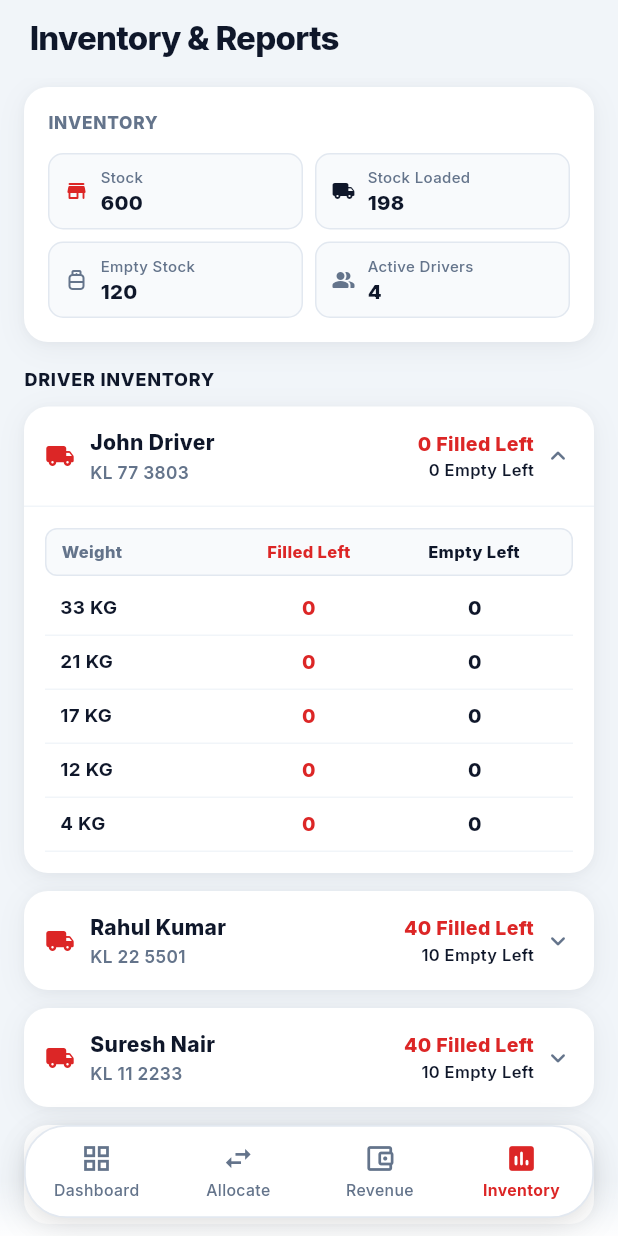
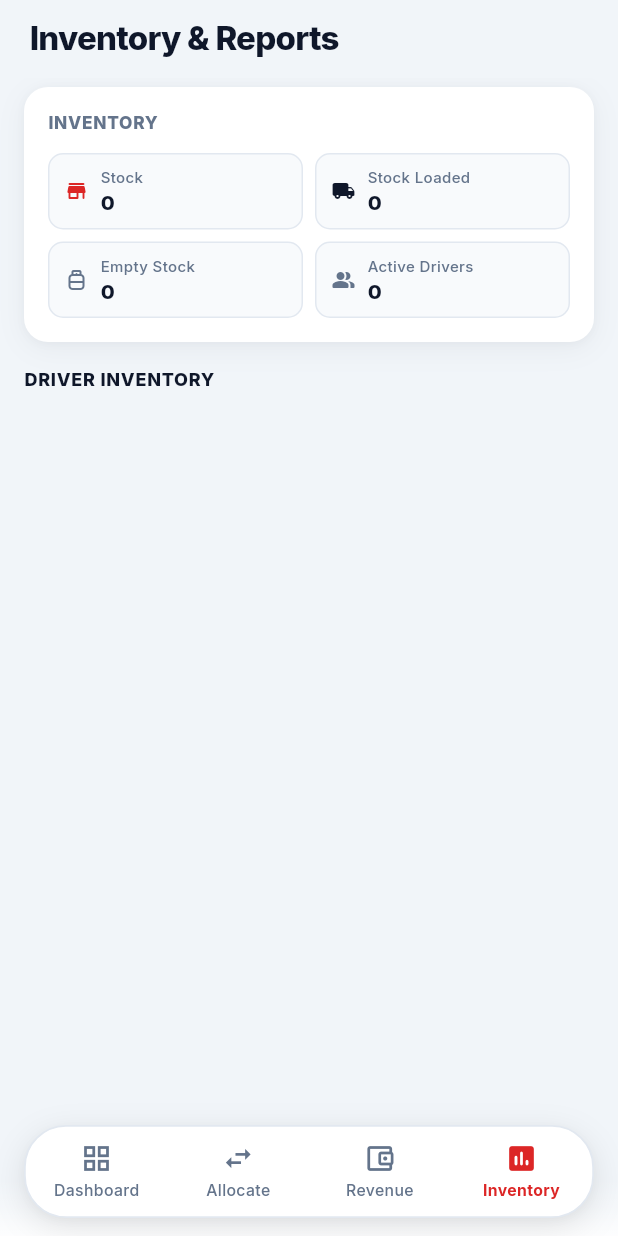
Before and after one commit to ajil212390/VanSalesSystemFull, a Flutter app: the AdminScreen screen opened directly, item 4 of the bottom bar chosen, on a phone screen of 412 x 824 dp. Run offline on Flutter 3.47's test engine with Material 3 defaults, Android fonts, the phone set to English and light mode, and no system bars; our stand-ins replace google_fonts, shared_preferences; accounts and stored records are empty.

Commit message:
feat: add app state provider and admin screen for driver and inventory management

```diff
--- a/driver_app/lib/providers/app_state.dart
+++ b/driver_app/lib/providers/app_state.dart
@@ -259,100 +259,21 @@ class AppState extends ChangeNotifier {
   }
 
   // Driver info
-  String driverName = 'Arjun';
-  String fullName = 'Arjun';
-  String driverId = 'DRV001';
+  String driverName = '';
+  String fullName = '';
+  String driverId = '';
   int? currentDriverDbId;
   int? currentAllocationId;
-  String vehicleNumber = 'KL 77 3803';
-  String routeInfo = 'Kecheri - Kunnamkulam';
+  String vehicleNumber = '';
+  String routeInfo = '';
   bool isLoadingFromBackend = false;
   DateTime? lastSyncTime;
 
-  // Depot Vehicle Fleet (Freshly initialized with 0 stock ready for allocation)
-  List<DepotVehicle> vehicles = [
-    DepotVehicle(
-      plateNumber: 'KL 77 3803',
-      model: 'Tata 407 Heavy Express',
-      assignedDriverName: 'John Driver',
-      assignedDriverId: 'DRV001',
-      route: 'Route #4B \u2022 Bay 3 Loading',
-      status: 'Ready in Depot',
-      stock: {
-        '33 KG': 0,
-        '21 KG': 0,
-        '17 KG': 40,
-        '12 KG': 8,
-        '4 KG': 0,
-      },
-      emptyStock: {
-        '33 KG': 0,
-        '21 KG': 0,
-        '17 KG': 0,
-        '12 KG': 0,
-        '4 KG': 0,
-      },
-    ),
-    DepotVehicle(
-      plateNumber: 'KL 11 BH 4021',
-      model: 'Ashok Leyland Dost',
-      assignedDriverName: 'Rahul Kumar',
-      assignedDriverId: 'DRV002',
-      route: 'Route #2A \u2022 Bay 1 West',
-      status: 'Ready in Depot',
-    ),
-    DepotVehicle(
-      plateNumber: 'KL 08 CZ 9912',
-      model: 'Mahindra Bolero Maxi Truck',
-      assignedDriverName: 'Suresh Nair',
-      assignedDriverId: 'DRV003',
-      route: 'Route #5C \u2022 Bay 4 North',
-      status: 'Ready in Depot',
-    ),
-    DepotVehicle(
-      plateNumber: 'KL 22 5501',
-      model: 'Eicher Pro 2049 Standard',
-      assignedDriverName: 'Anil Menon',
-      assignedDriverId: 'DRV004',
-      route: 'Depot Standby / Fleet Reserve',
-      status: 'In Depot',
-    ),
-    DepotVehicle(
-      plateNumber: 'KL 11 2233',
-      model: 'Tata Ace Gold Utility',
-      assignedDriverName: 'Pradeep Varma',
-      assignedDriverId: 'DRV005',
-      route: 'Route #1D \u2022 Bay 2 South',
-      status: 'Ready in Depot',
-    ),
-    DepotVehicle(
-      plateNumber: 'KL 33 4455',
-      model: 'Tata 407 Delivery Truck',
-      assignedDriverName: 'Unassigned',
-      assignedDriverId: '',
-      route: 'Standby Fleet',
-      status: 'In Depot',
-    ),
-    DepotVehicle(
-      plateNumber: 'KL 55 6677',
-      model: 'Mahindra Loadking Star',
-      assignedDriverName: 'Unassigned',
-      assignedDriverId: '',
-      route: 'Bay 5 Reserve',
-      status: 'In Depot',
-    ),
-  ];
+  // Depot Vehicle Fleet - Strictly dynamic from backend DB
+  List<DepotVehicle> vehicles = [];
 
   // Depot Vehicle Fleet available for allocation
-  final List<String> availableVehicles = [
-    'KL 77 3803',
-    'KL 11 BH 4021',
-    'KL 08 CZ 9912',
-    'KL 22 5501',
-    'KL 11 2233',
-    'KL 33 4455',
-    'KL 55 6677',
-  ];
+  final List<String> availableVehicles = [];
 
   // Stock for Allocated Vehicle - Populated from backend DB
   late List<CylinderType> cylinders = [];
@@ -406,26 +327,59 @@ class AppState extends ChangeNotifier {
       final cachedDriver = prefs.getString('cached_driver_name');
       final cachedAllocId = prefs.getInt('cached_allocation_id');
 
-      bool changed = false;
-      if (cachedVehicle != null && cachedVehicle.isNotEmpty) {
+      // Reject any stale mock vehicle
+      if (cachedVehicle == 'KL 77 3803') {
+        await prefs.remove('cached_vehicle_number');
+      } else if (cachedVehicle != null && cachedVehicle.isNotEmpty) {
         vehicleNumber = cachedVehicle;
-        changed = true;
       }
-      if (cachedRoute != null && cachedRoute.isNotEmpty) {
+
+      if (cachedRoute != null && cachedRoute.contains('Kecheri')) {
+        await prefs.remove('cached_route_info');
+      } else if (cachedRoute != null && cachedRoute.isNotEmpty) {
         routeInfo = cachedRoute;
-        changed = true;
       }
+
       if (cachedDriver != null && cachedDriver.isNotEmpty) {
         driverName = cachedDriver;
-        changed = true;
       }
       if (cachedAllocId != null) {
         currentAllocationId = cachedAllocId;
       }
-      if (changed) {
-        notifyListeners();
-      }
+      notifyListeners();
     } catch (_) {}
+  }
+
+  /// Wipe all local device cache and reset state completely to start 100% fresh
+  Future<void> clearLocalCache() async {
+    try {
+      final prefs = await SharedPreferences.getInstance();
+      await prefs.remove('cached_vehicle_number');
+      await prefs.remove('cached_route_info');
+      await prefs.remove('cached_driver_name');
+      await prefs.remove('cached_allocation_id');
+      await prefs.remove('auth_token');
+      await prefs.remove('auth_user');
+      await prefs.clear();
+    } catch (_) {}
+
+    vehicleNumber = '';
+    routeInfo = '';
+    driverName = '';
+    fullName = '';
+    driverId = '';
+    currentDriverDbId = null;
+    currentAllocationId = null;
+    cylinders = [];
+    otherProducts = [];
+    orders.clear();
+    expenses.clear();
+    customers.clear();
+    vehicles.clear();
+    fleetDrivers.clear();
+    warehouseItems.clear();
+    _initDeliveryItems();
+    notifyListeners();
   }
 
   Future<void> _persistAllocationCache() async {
@@ -594,11 +548,17 @@ class AppState extends ChangeNotifier {
         }
       }
 
-      // If cylinders empty, fetch products from catalog
+      // If cylinders empty, fetch products from catalog (strictly cylinders only)
       if (cylinders.isEmpty) {
         final products = await ApiService.getProducts();
-        if (products.isNotEmpty) {
-          cylinders = products.map((p) => CylinderType(
+        final cylCatalog = products.where((p) {
+          final isCyl = p['IsCylinder'] == true;
+          final name = (p['ProductName'] ?? '').toString().toLowerCase();
+          return isCyl || name.contains('cylinder') || name.contains('kg') || name.contains('lpg');
+        }).toList();
+
+        if (cylCatalog.isNotEmpty) {
+          cylinders = cylCatalog.map((p) => CylinderType(
             productId: p['ProductId'],
             weight: (p['AppProductName'] != null && p['AppProductName'].toString().trim().isNotEmpty)
                 ? p['AppProductName'].toString().trim()
@@ -973,98 +933,7 @@ class AppState extends ChangeNotifier {
   double get bankBalance => upiBalance;
 
   // ================= ADMIN DEPOT STATE & ACTIONS =================
-  List<AdminDriver> fleetDrivers = [
-    AdminDriver(
-      id: 'DRV001',
-      name: 'John Driver',
-      vehicle: 'KL 77 3803',
-      phone: '+91 98470 23119',
-      password: '1234',
-      active: true,
-      deliveries: 8,
-      route: 'Route #4B \u2022 Bay 3 Loading',
-      cylindersOnboard: 48,
-      stockAllocation: {
-        '33 KG': 0,
-        '21 KG': 0,
-        '17 KG': 40,
-        '12 KG': 8,
-        '4 KG': 0,
-      },
-      mockCashIncome: 7960,
-      mockUpiIncome: 5400,
-      mockExpenses: [
-        DriverExpense(id: 'EXP-1', title: 'Fuel Topup (Diesel)', amount: 450, paymentMethod: 'Cash', time: '09:40 AM'),
-        DriverExpense(id: 'EXP-2', title: 'Toll Plaza Pass', amount: 130, paymentMethod: 'UPI', time: '11:15 AM'),
-      ],
-    ),
-    AdminDriver(
-      id: 'DRV002',
-      name: 'Rahul Kumar',
-      vehicle: 'KL 22 5501',
-      phone: '+91 98470 55201',
-      password: '1234',
-      active: true,
-      deliveries: 6,
-      route: 'Route #2A \u2022 Bay 1 West',
-      cylindersOnboard: 50,
-      mockCashIncome: 8400,
-      mockUpiIncome: 6200,
-      mockExpenses: [
-        DriverExpense(id: 'EXP-3', title: 'Fuel Refill', amount: 1200, paymentMethod: 'Cash', time: '08:30 AM'),
-        DriverExpense(id: 'EXP-4', title: 'Highway Toll', amount: 180, paymentMethod: 'UPI', time: '10:45 AM'),
-        DriverExpense(id: 'EXP-5', title: 'Driver Lunch Allowance', amount: 150, paymentMethod: 'Cash', time: '01:30 PM'),
-      ],
-    ),
-    AdminDriver(
-      id: 'DRV003',
-      name: 'Suresh Nair',
-      vehicle: 'KL 11 2233',
-      phone: '+91 94960 12345',
-      password: '1234',
-      active: true,
-      deliveries: 5,
-      route: 'Route #5C \u2022 Bay 4 North',
-      cylindersOnboard: 50,
-      mockCashIncome: 6100,
-      mockUpiIncome: 4800,
-      mockExpenses: [
-        DriverExpense(id: 'EXP-6', title: 'Fuel Topup', amount: 950, paymentMethod: 'Cash', time: '09:00 AM'),
-        DriverExpense(id: 'EXP-7', title: 'Depot Parking Fee', amount: 120, paymentMethod: 'Cash', time: '02:15 PM'),
-      ],
-    ),
-    AdminDriver(
-      id: 'DRV004',
-      name: 'Anil Menon',
-      vehicle: 'KL 33 4455',
-      phone: '+91 98765 43213',
-      password: '1234',
-      active: false,
-      deliveries: 0,
-      route: 'Depot Standby / Fleet Reserve',
-      cylindersOnboard: 0,
-      mockCashIncome: 0,
-      mockUpiIncome: 0,
-      mockExpenses: [],
-    ),
-    AdminDriver(
-      id: 'DRV005',
-      name: 'Pradeep Varma',
-      vehicle: 'KL 55 6677',
-      phone: '+91 98765 43214',
-      password: '1234',
-      active: true,
-      deliveries: 4,
-      route: 'Route #1D \u2022 Bay 2 South',
-      cylindersOnboard: 50,
-      mockCashIncome: 5300,
-      mockUpiIncome: 3900,
-      mockExpenses: [
-        DriverExpense(id: 'EXP-8', title: 'Toll Gate', amount: 240, paymentMethod: 'UPI', time: '10:00 AM'),
-        DriverExpense(id: 'EXP-9', title: 'Truck Maintenance & Air', amount: 200, paymentMethod: 'Cash', time: '03:00 PM'),
-      ],
-    ),
-  ];
+  List<AdminDriver> fleetDrivers = [];
 
   // Helper getters for driver-specific revenue & expenses
   double getDriverCashIncome(AdminDriver driver) {
@@ -1164,28 +1033,33 @@ class AppState extends ChangeNotifier {
     notifyListeners();
   }
 
-  List<WarehouseItem> warehouseItems = [
-    WarehouseItem(weight: '17 KG', title: '17 KG Cylinder', filledStock: 200, emptyStock: 40, price: 1420),
-    WarehouseItem(weight: '21 KG', title: '21 KG Cylinder', filledStock: 100, emptyStock: 20, price: 1850),
-    WarehouseItem(weight: '33 KG', title: '33 KG Cylinder', filledStock: 50, emptyStock: 10, price: 2650),
-    WarehouseItem(weight: '12 KG', title: '12 KG Cylinder', filledStock: 150, emptyStock: 30, price: 980),
-    WarehouseItem(weight: '4 KG', title: '4 KG Cylinder', filledStock: 100, emptyStock: 20, price: 450),
-  ];
+  List<WarehouseItem> warehouseItems = [];
 
   int get totalWarehouseFilled => warehouseItems.fold(0, (sum, i) => sum + i.filledStock);
   int get totalWarehouseEmpty => warehouseItems.fold(0, (sum, i) => sum + i.emptyStock);
   int get totalActiveDrivers => fleetDrivers.where((d) => d.active).length;
 
   void reloadTruckStock(String weight, int qty) {
+    if (warehouseItems.isEmpty || cylinders.isEmpty) return;
     final wh = warehouseItems.firstWhere((w) => w.weight == weight, orElse: () => warehouseItems[0]);
     final truckCyl = cylinders.firstWhere((c) => c.weight == weight, orElse: () => cylinders[0]);
 
     if (wh.filledStock >= qty) {
       wh.filledStock -= qty;
       truckCyl.filledStock += qty;
-      fleetDrivers[0].cylindersOnboard = truckStock;
+      if (fleetDrivers.isNotEmpty) {
+        fleetDrivers[0].cylindersOnboard = truckStock;
+      }
       notifyListeners();
     }
+  }
+
+  void addWarehouseRefill(String weight, int qty) {
+    if (warehouseItems.isEmpty) return;
+    final wh = warehouseItems.firstWhere((w) => w.weight == weight, orElse: () => warehouseItems[0]);
+    wh.filledStock += qty;
+    notifyListeners();
+  }
   }
 
   void addWarehouseRefill(String weight, int qty) {
--- a/driver_app/lib/screens/admin_screen.dart
+++ b/driver_app/lib/screens/admin_screen.dart
@@ -1116,7 +1116,9 @@ class _AdminScreenState extends State<AdminScreen> {
 
     final driver = state.fleetDrivers.firstWhere(
       (d) => d.id == _selectedDriverId,
-      orElse: () => state.fleetDrivers[0],
+      orElse: () => state.fleetDrivers.isNotEmpty
+          ? state.fleetDrivers[0]
+          : AdminDriver(id: '', name: 'Driver', vehicle: '', phone: '', password: ''),
     );
 
     state.allocateStockToVehicle(
```
